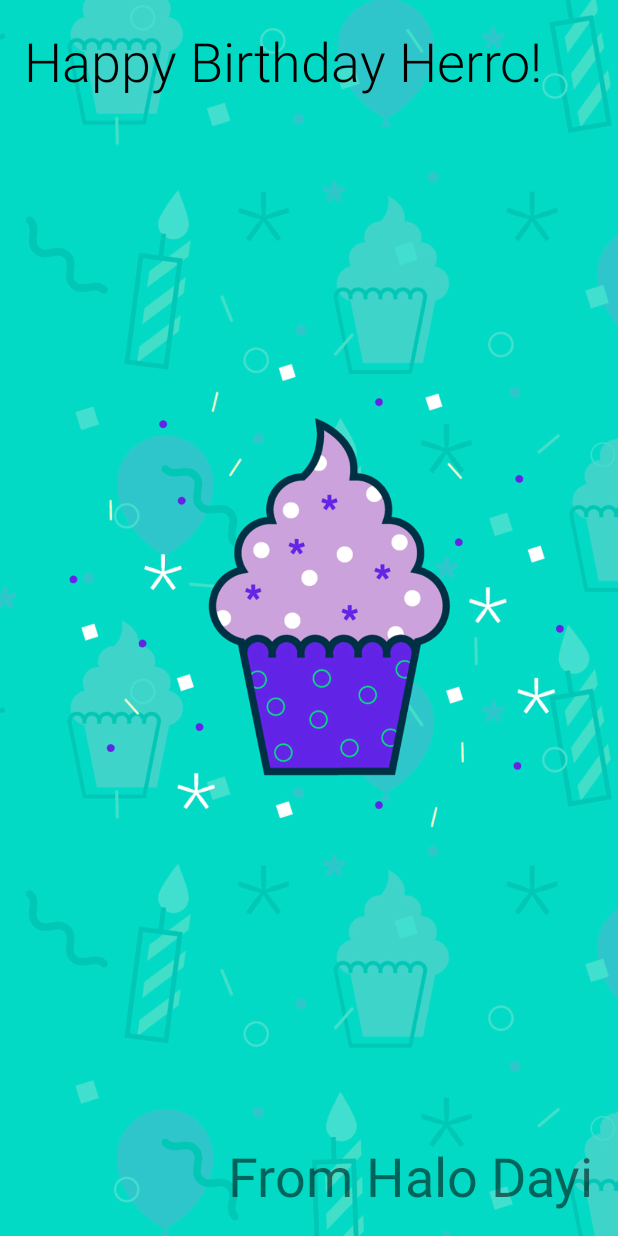
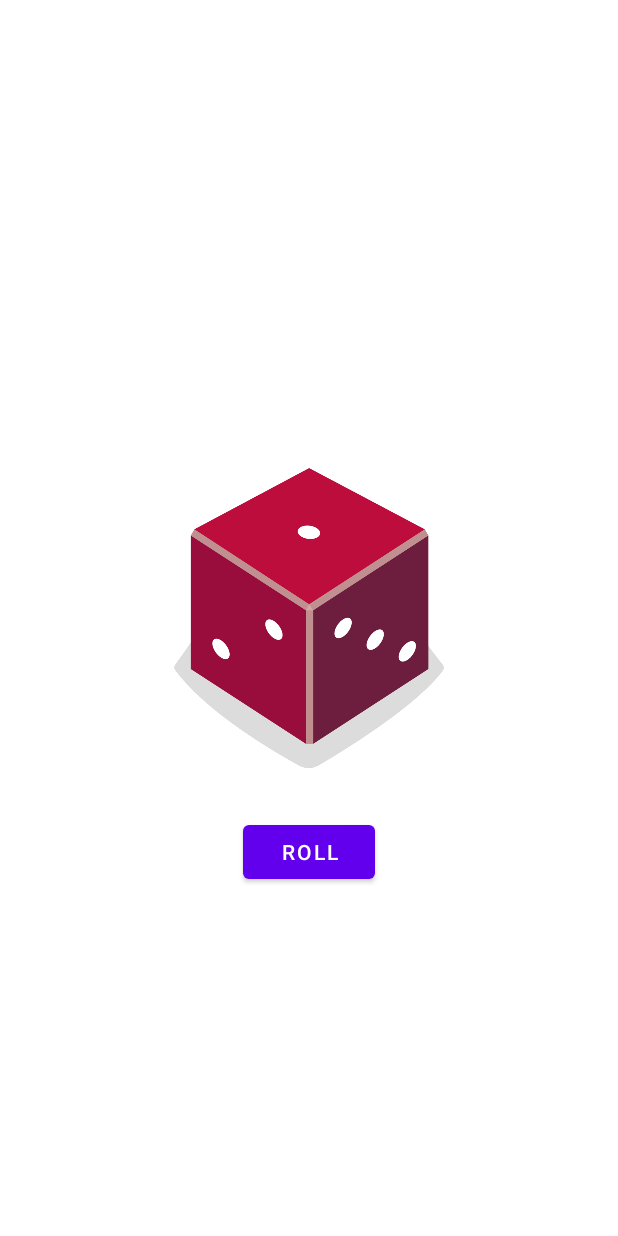
Before and after one commit to halilbalci/Welcome_Aboard, an Android app: the screen it shows after launch (MainActivity), on a phone screen of 412 x 824 dp. Run offline under Robolectric (Android 15) with nearby library versions, the phone set to English and light mode, and no system bars.

Commit message:
benim kumarım biter
play barbut

```diff
--- a/app/src/main/java/com/example/welcomeaboard/MainActivity.kt
+++ b/app/src/main/java/com/example/welcomeaboard/MainActivity.kt
@@ -2,10 +2,20 @@ package com.example.welcomeaboard
 
 import androidx.appcompat.app.AppCompatActivity
 import android.os.Bundle
+import android.widget.Button
+import android.widget.ImageView
+import com.example.welcomeaboard.dice_example.Dice
 
 class MainActivity : AppCompatActivity() {
     override fun onCreate(savedInstanceState: Bundle?) {
         super.onCreate(savedInstanceState)
-        setContentView(R.layout.activity_main)
+        setContentView(R.layout.barbut_playground)
+        val rollButton: Button = findViewById(R.id.button)
+        rollButton.setOnClickListener { playBarbut() }
+    }
+    fun playBarbut(){
+        val diceImage: ImageView = findViewById(R.id.imageView2)
+        val dice =  Dice(6)
+        diceImage.setImageResource(dice.dicePics(dice.roll()))
     }
 }
--- /dev/null
+++ b/app/src/main/java/com/example/welcomeaboard/dice_example/Dice.kt
@@ -0,0 +1,21 @@
+package com.example.welcomeaboard.dice_example
+
+import androidx.annotation.DrawableRes
+import com.example.welcomeaboard.R
+
+class Dice(val numSides: Int) {
+    fun roll(): Int {
+        return (1..numSides).random()
+    }
+
+    fun dicePics(num:Int): Int {
+        return when (num) {
+            1 ->  R.drawable.dice_1
+            2 ->  R.drawable.dice_2
+            3 ->  R.drawable.dice_3
+            4 ->  R.drawable.dice_4
+            5 ->  R.drawable.dice_5
+            else -> R.drawable.dice_6
+        }
+    }
+}
--- /dev/null
+++ b/app/src/main/res/layout/barbut_playground.xml
@@ -0,0 +1,29 @@
+<?xml version="1.0" encoding="utf-8"?>
+<androidx.constraintlayout.widget.ConstraintLayout xmlns:android="http://schemas.android.com/apk/res/android"
+    xmlns:app="http://schemas.android.com/apk/res-auto"
+    xmlns:tools="http://schemas.android.com/tools"
+    android:layout_width="match_parent"
+    android:layout_height="match_parent">
+
+
+    <ImageView
+        android:id="@+id/imageView2"
+        android:layout_width="200dp"
+        android:layout_height="200dp"
+        android:contentDescription="@string/rolling"
+        app:layout_constraintBottom_toBottomOf="parent"
+        app:layout_constraintEnd_toEndOf="parent"
+        app:layout_constraintStart_toStartOf="parent"
+        app:layout_constraintTop_toTopOf="parent"
+        app:srcCompat="@drawable/dice_1" />
+
+    <Button
+        android:id="@+id/button"
+        android:layout_width="wrap_content"
+        android:layout_height="wrap_content"
+        android:layout_marginTop="32dp"
+        android:text="@string/roll"
+        app:layout_constraintEnd_toEndOf="parent"
+        app:layout_constraintStart_toStartOf="parent"
+        app:layout_constraintTop_toBottomOf="@+id/imageView2" />
+</androidx.constraintlayout.widget.ConstraintLayout>
--- a/app/src/main/res/values/strings.xml
+++ b/app/src/main/res/values/strings.xml
@@ -7,4 +7,6 @@
     <string name="happy_birthday_hero">Happy Birthday Herro!</string>
     <string name="from_halo_dayi">From Halo Dayi</string>
     <string name="desc">cake by the ocean</string>
+    <string name="roll">Roll</string>
+    <string name="rolling">Rolling</string>
 </resources>
```
Also changed, not shown: app/src/main/res/drawable/dice_1.png (added), app/src/main/res/drawable/dice_2.png (added), app/src/main/res/drawable/dice_3.png (added), app/src/main/res/drawable/dice_4.png (added), app/src/main/res/drawable/dice_5.png (added), app/src/main/res/drawable/dice_6.png (added).
